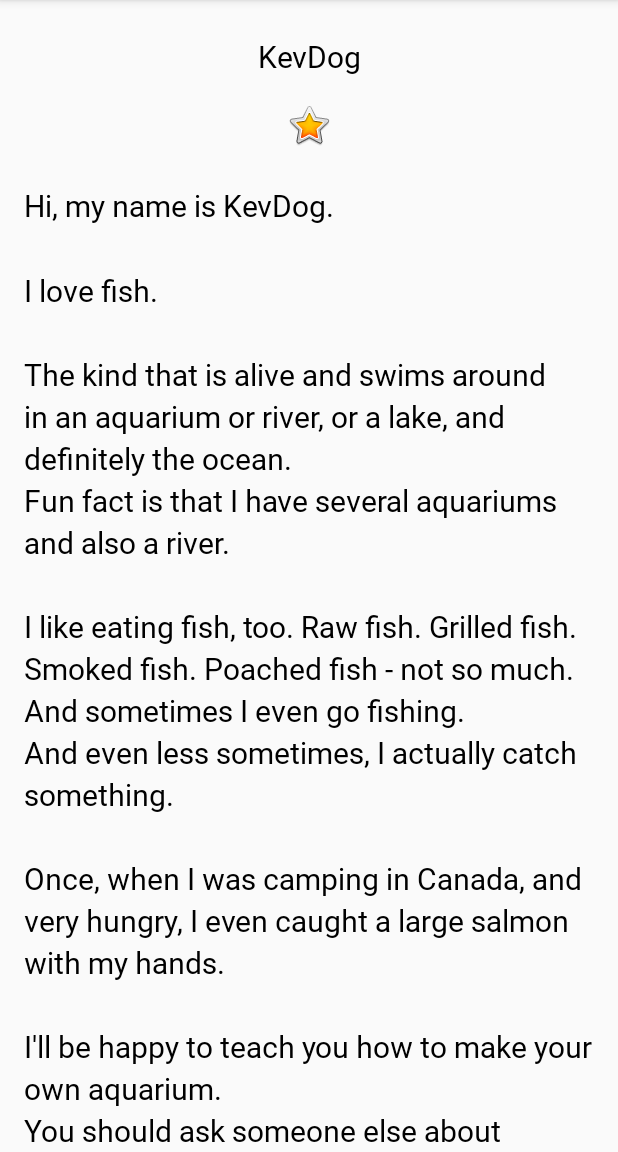
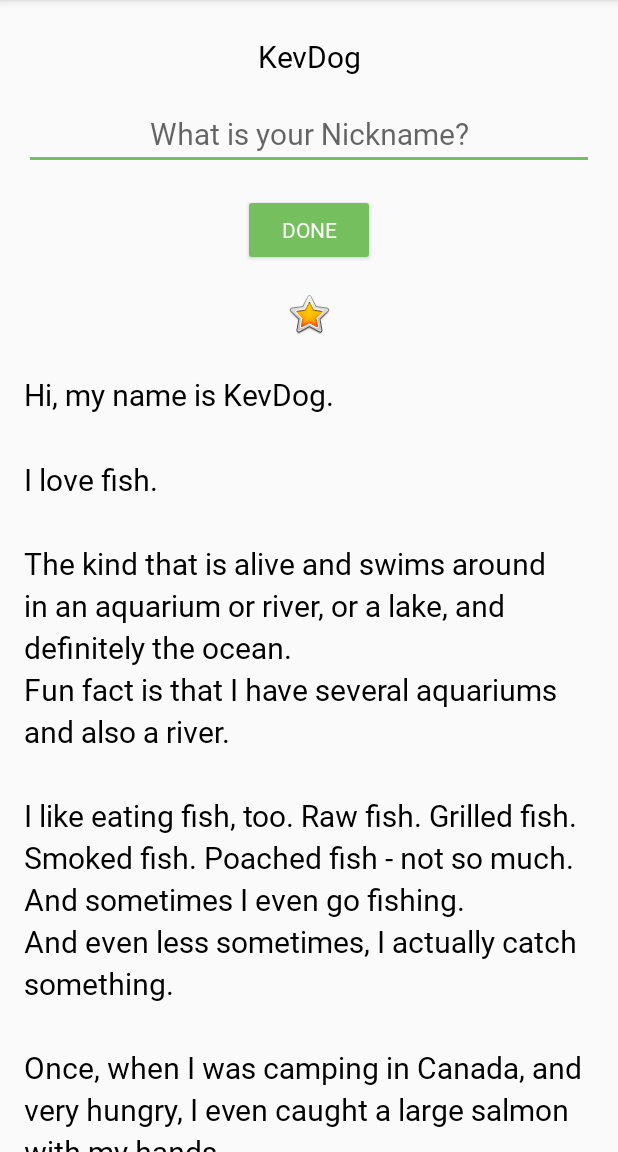
Before and after one commit to mudcitizen/AboutMe, an Android app: the screen it shows after launch (MainActivity), on a phone screen of 412 x 824 dp, the part 84-1236 px from its top. Run offline under Robolectric (Android 15) with nearby library versions, the phone set to English and light mode, and no system bars.

Commit message:
Added and styled the Done button

```diff
--- a/app/src/main/res/layout/activity_main.xml
+++ b/app/src/main/res/layout/activity_main.xml
@@ -22,6 +22,26 @@
         app:layout_constraintRight_toRightOf="parent"
         app:layout_constraintTop_toTopOf="parent" />
 
+    <EditText
+        android:id="@+id/nickname_edit"
+        style="@style/NameStyle"
+        android:layout_width="match_parent"
+        android:layout_height="wrap_content"
+        android:ems="10"
+        android:hint="@string/what_is_your_nickname"
+        android:inputType="textPersonName"
+        android:textAlignment="center" />
+
+    <Button
+        android:id="@+id/done_button"
+        style="@style/Widget.AppCompat.Button.Colored"
+        android:layout_width="wrap_content"
+        android:layout_height="wrap_content"
+        android:layout_gravity="center_horizontal"
+        android:layout_marginTop="@dimen/layout_margin"
+        android:fontFamily="@font/roboto"
+        android:text="@string/done" />
+
     <ImageView
         android:id="@+id/star_image"
         android:layout_width="match_parent"
--- a/app/src/main/res/values/colors.xml
+++ b/app/src/main/res/values/colors.xml
@@ -2,5 +2,5 @@
 <resources>
     <color name="colorPrimary">#6200EE</color>
     <color name="colorPrimaryDark">#3700B3</color>
-    <color name="colorAccent">#03DAC5</color>
+    <color name="colorAccent">#76bf5e</color>
 </resources>
--- a/app/src/main/res/values/strings.xml
+++ b/app/src/main/res/values/strings.xml
@@ -13,4 +13,6 @@
 \n\nI\'ll be happy to teach you how to make your own aquarium.
 \nYou should ask someone else about fishing, though.\n\n
     </string>
+    <string name="what_is_your_nickname">What is your Nickname?</string>
+    <string name="done">Done</string>
 </resources>
```
